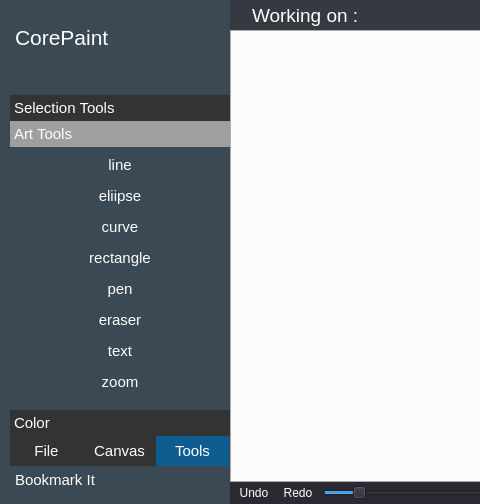
First picture: the form in app/corepaint/corepaint.ui, repository rahmanshaber/corebox, before the edit; both pictures show x 0 to 480 and y 0 to 504 of the 857 by 504 pixel window.
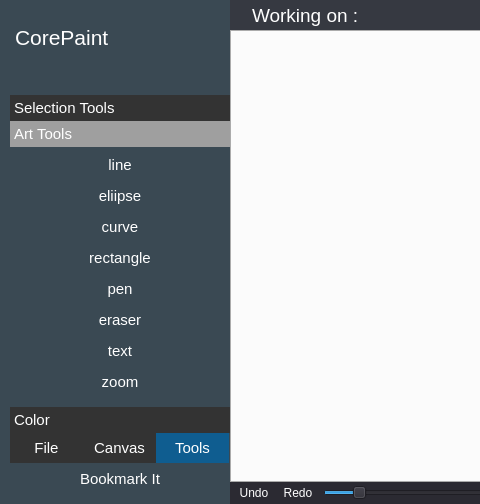
Second picture: the form after the edit. The open tabs and pages were chosen to show the change. Icons and pictures are not drawn.

```diff
--- a/app/corepaint/corepaint.ui
+++ b/app/corepaint/corepaint.ui
@@ -443,14 +443,6 @@
 padding: 5px 5px 5px 5px;
 }
 
-QPushButton:pressed{
-background-color: #212F39; 
-}
-
-QPushButton:hover {
-background-color: #212F39;
-}
-
 
 QToolButton{
 Text-align:left;
@@ -1317,8 +1309,8 @@
               <rect>
                <x>0</x>
                <y>0</y>
-               <width>220</width>
-               <height>266</height>
+               <width>88</width>
+               <height>234</height>
               </rect>
              </property>
              <attribute name="label">
@@ -1904,7 +1896,13 @@
        </widget>
       </item>
       <item>
-       <widget class="QPushButton" name="bookMarkIt">
+       <widget class="QToolButton" name="bookMarkIt">
+        <property name="sizePolicy">
+         <sizepolicy hsizetype="Preferred" vsizetype="Fixed">
+          <horstretch>0</horstretch>
+          <verstretch>0</verstretch>
+         </sizepolicy>
+        </property>
         <property name="font">
          <font>
           <pointsize>11</pointsize>
@@ -1932,6 +1930,9 @@
         <property name="checkable">
          <bool>true</bool>
         </property>
+        <property name="toolButtonStyle">
+         <enum>Qt::ToolButtonTextBesideIcon</enum>
+        </property>
        </widget>
       </item>
      </layout>
```
Left out of the diff: 6 changed lines with no effect on the pictures.
